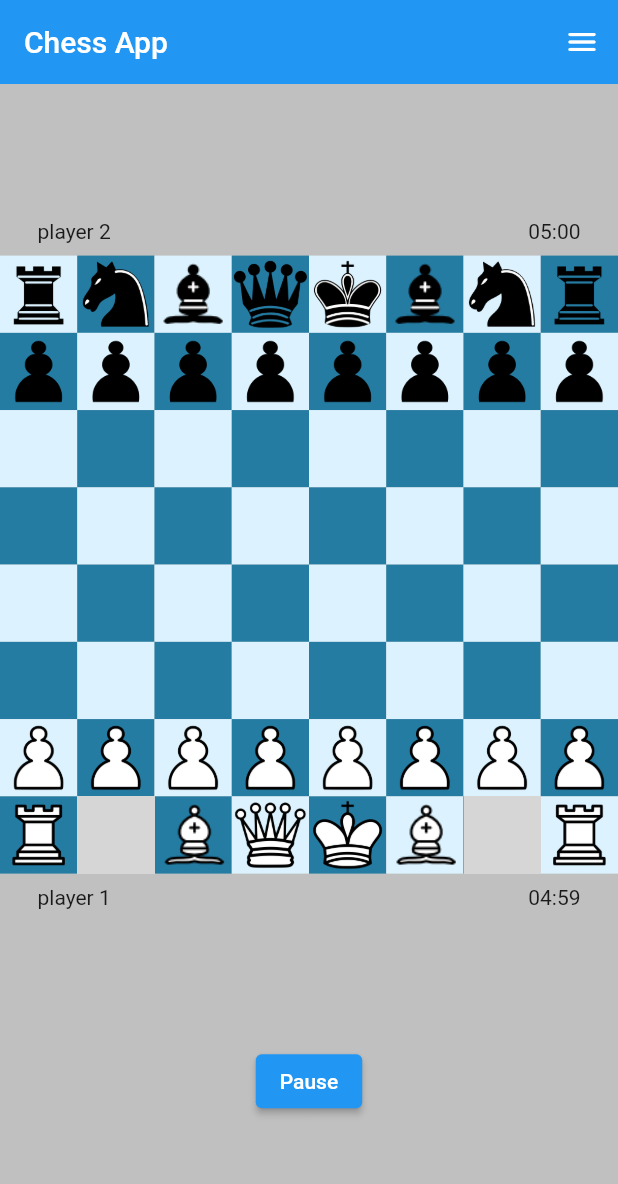
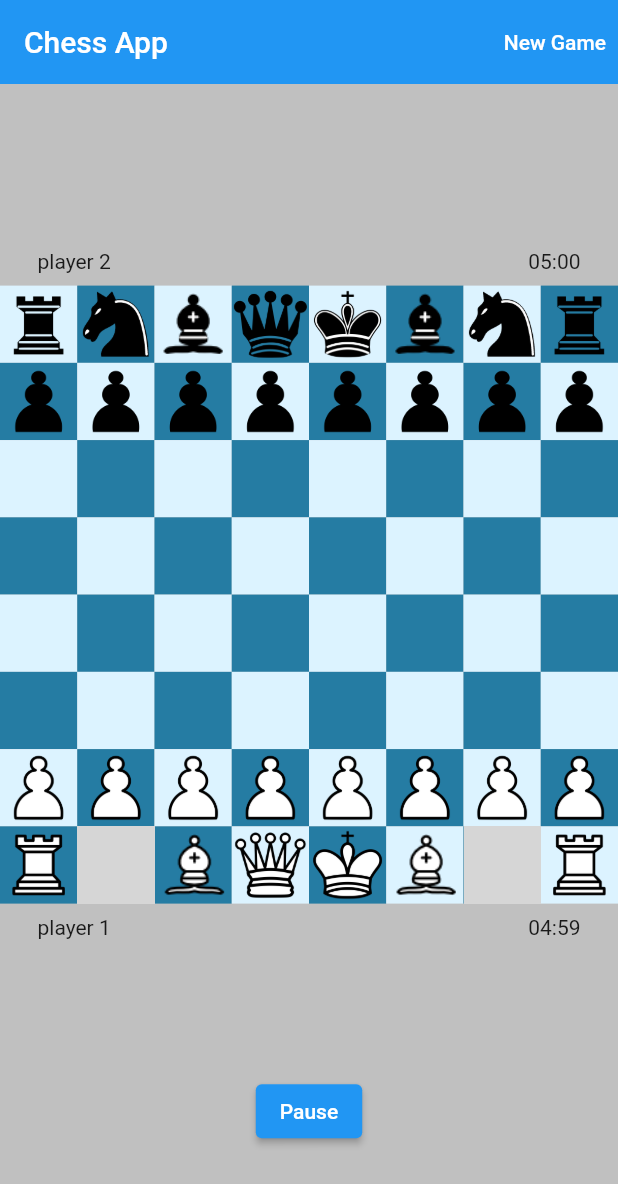
Before and after one commit to karthikprocoder/chess_app, a Flutter app: the screen it shows after launch, after a tap on "Start Game", on a phone screen of 412 x 824 dp. Shown: the top 1184 px of the screen. Run offline on Flutter 3.47's test engine with Material 2 defaults, Android fonts, the phone set to English and light mode, and no system bars; our stand-ins replace audioplayers; grey boxes are pictures that could not be loaded.

Commit message:
pause, continue and new game logic

```diff
--- a/lib/game_board.dart
+++ b/lib/game_board.dart
@@ -43,6 +43,7 @@ class _GameBoardState extends State<GameBoard> {
   // TURN
   bool isWhiteTurn = true;
   bool isPaused = true;
+  bool gameStarted = false;
 
   // KING'S POSITION
   List<int> whiteKingPos = [7, 4];
@@ -114,9 +115,9 @@ class _GameBoardState extends State<GameBoard> {
     setState(() {
       stopTimer(true);
       stopTimer(false);
+      whiteDuration = gameDuration;
+      blackDuration = gameDuration;
       if (restart) {
-        whiteDuration = gameDuration;
-        blackDuration = gameDuration;
         startTimer(true);
       }
     });
@@ -227,8 +228,10 @@ class _GameBoardState extends State<GameBoard> {
         winner = "Black";
       }
       isPaused = true;
+      gameStarted = false;
       playAudio("game-end");
-      resetTimers(restart: false);
+      stopTimer(true);
+      stopTimer(false);
       showWinner(winner, "Checkmate");
     } else {
       // play move audio
@@ -350,10 +353,12 @@ class _GameBoardState extends State<GameBoard> {
       checkStatus = false;
       isWhiteTurn = true;
       if (start) {
+        gameStarted = true;
         isPaused = false;
         playAudio("game-start");
         resetTimers(restart: true);
       } else {
+        gameStarted = false;
         isPaused = true;
         resetTimers(restart: false);
       }
@@ -362,7 +367,14 @@ class _GameBoardState extends State<GameBoard> {
 
   void pauseGame() {
     isPaused = true;
-    resetTimers(restart: false);
+    stopTimer(true);
+    stopTimer(false);
+  }
+
+  void continueGame() {
+    print('continue');
+    isPaused = false;
+    startTimer(isWhiteTurn);
   }
 
   // show winner dialog box
@@ -436,16 +448,25 @@ class _GameBoardState extends State<GameBoard> {
           elevation: 0,
           title: const Text('Chess App'),
           actions: [
-            IconButton(
-                onPressed: openMenu, icon: const Icon(Icons.menu_rounded))
+            TextButton(
+              onPressed: resetGame,
+              child: const Text(
+                'New Game',
+                style: TextStyle(color: Colors.white),
+              ),
+            ),
           ],
         ),
         body: Column(
           mainAxisSize: MainAxisSize.max,
           crossAxisAlignment: CrossAxisAlignment.center,
           children: [
+            const SizedBox(
+              height: 20,
+            ),
             // WHITE DEAD PIECES
             Container(
+              alignment: Alignment.bottomLeft,
               height: screenHeight * 0.10,
               // color: Colors.red,
               child: GridView.builder(
@@ -540,9 +561,16 @@ class _GameBoardState extends State<GameBoard> {
               crossAxisAlignment: CrossAxisAlignment.center,
               children: [
                 ElevatedButton(
-                  onPressed:
-                      isPaused ? () => resetGame(start: true) : pauseGame,
-                  child: Text(isPaused ? 'Start Game' : 'Pause'),
+                  onPressed: isPaused
+                      ? !gameStarted
+                          ? () => resetGame(start: true)
+                          : continueGame
+                      : pauseGame,
+                  child: Text(isPaused
+                      ? !gameStarted
+                          ? 'Start Game'
+                          : 'Continue'
+                      : 'Pause'),
                 ),
               ],
             )
```
